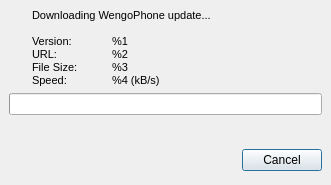
Qt form wengophone/src/presentation/qt/webservices/softupdate/SoftUpdateWindow.ui (tkrotoff/WengoPhone) before a commit.
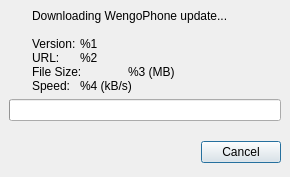
The same form after that commit. Icons and pictures are not drawn.

What changed in the file:
```diff
--- a/wengophone/src/presentation/qt/webservices/softupdate/SoftUpdateWindow.ui
+++ b/wengophone/src/presentation/qt/webservices/softupdate/SoftUpdateWindow.ui
@@ -8,8 +8,8 @@
    <rect>
     <x>0</x>
     <y>0</y>
-    <width>331</width>
-    <height>185</height>
+    <width>290</width>
+    <height>177</height>
    </rect>
   </property>
   <property name="windowTitle" >
@@ -33,7 +33,12 @@
      <item row="0" column="1" >
       <widget class="QLabel" name="updateTextLabel" >
        <property name="text" >
-        <string>&lt;html>&lt;head>&lt;meta name="qrichtext" content="1" />&lt;/head>&lt;body style=" white-space: pre-wrap; font-family:MS Shell Dlg; font-size:8.25pt; font-weight:400; font-style:normal; text-decoration:none;">&lt;p style=" margin-top:0px; margin-bottom:0px; margin-left:0px; margin-right:0px; -qt-block-indent:0; text-indent:0px; font-size:8pt;">Downloading WengoPhone update...&lt;/p>&lt;p style="-qt-paragraph-type:empty; margin-top:0px; margin-bottom:0px; margin-left:0px; margin-right:0px; -qt-block-indent:0; text-indent:0px; font-size:8pt;">&lt;/p>&lt;p style=" margin-top:0px; margin-bottom:0px; margin-left:0px; margin-right:0px; -qt-block-indent:0; text-indent:0px; font-size:8pt;">Version:	%1&lt;/p>&lt;p style=" margin-top:0px; margin-bottom:0px; margin-left:0px; margin-right:0px; -qt-block-indent:0; text-indent:0px; font-size:8pt;">URL:	%2&lt;/p>&lt;p style=" margin-top:0px; margin-bottom:0px; margin-left:0px; margin-right:0px; -qt-block-indent:0; text-indent:0px; font-size:8pt;">File Size:	%3&lt;/p>&lt;p style=" margin-top:0px; margin-bottom:0px; margin-left:0px; margin-right:0px; -qt-block-indent:0; text-indent:0px; font-size:8pt;">Speed:	%4 (kB/s)&lt;/p>&lt;/body>&lt;/html></string>
+        <string>Downloading WengoPhone update...
+
+Version:	%1
+URL:	%2
+File Size:	%3 (MB)
+Speed:	%4 (kB/s)</string>
        </property>
        <property name="alignment" >
         <set>Qt::AlignLeading|Qt::AlignLeft|Qt::AlignVCenter</set>
```
Left out of the diff: 6 changed lines with no effect on the pictures.
